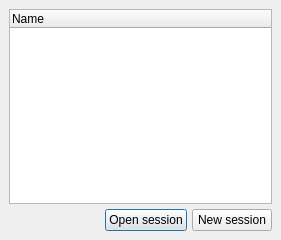
Mezomish/juffed, file src/gui/SessionDlg.ui: the form before one commit.
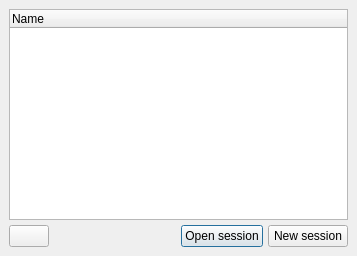
The form after the commit. Icons and pictures are not drawn.

Commit message: Added: removing a session in Session Dialog

Patch:
```diff
--- a/src/gui/SessionDlg.ui
+++ b/src/gui/SessionDlg.ui
@@ -1,12 +1,12 @@
 <ui version="4.0" >
  <class>SessionDlg</class>
- <widget class="QDialog" name="SessionDlg" >
-  <property name="geometry" >
+ <widget class="QDialog" name="SessionDlg">
+  <property name="geometry">
    <rect>
     <x>0</x>
     <y>0</y>
-    <width>281</width>
-    <height>240</height>
+    <width>357</width>
+    <height>256</height>
    </rect>
   </property>
   <property name="windowTitle" >
@@ -19,9 +19,9 @@
    <property name="spacing" >
     <number>5</number>
    </property>
-   <item row="0" column="0" colspan="3" >
-    <widget class="QTreeWidget" name="sessionTree" >
-     <property name="showDropIndicator" stdset="0" >
+   <item row="0" column="0" colspan="4">
+    <widget class="QTreeWidget" name="sessionTree">
+     <property name="showDropIndicator" stdset="0">
       <bool>false</bool>
      </property>
      <property name="alternatingRowColors" >
@@ -46,7 +46,7 @@
      </column>
     </widget>
    </item>
-   <item row="1" column="0" >
+   <item row="1" column="1">
     <spacer>
      <property name="orientation" >
       <enum>Qt::Horizontal</enum>
@@ -59,9 +59,9 @@
      </property>
     </spacer>
    </item>
-   <item row="1" column="1" >
-    <widget class="QPushButton" name="openSessionBtn" >
-     <property name="text" >
+   <item row="1" column="2">
+    <widget class="QPushButton" name="openSessionBtn">
+     <property name="text">
       <string>Open session</string>
      </property>
      <property name="default" >
@@ -69,9 +69,29 @@
      </property>
     </widget>
    </item>
-   <item row="1" column="2" >
-    <widget class="QPushButton" name="newSessionBtn" >
-     <property name="text" >
+   <item row="1" column="0">
+    <widget class="QPushButton" name="removeSessionBtn">
+     <property name="toolTip">
+      <string>Remove selected session</string>
+     </property>
+     <property name="text">
+      <string/>
+     </property>
+     <property name="icon">
+      <iconset resource="../juffed.qrc">
+       <normaloff>:/trash.png</normaloff>:/trash.png</iconset>
+     </property>
+     <property name="iconSize">
+      <size>
+       <width>16</width>
+       <height>16</height>
+      </size>
+     </property>
+    </widget>
+   </item>
+   <item row="1" column="3">
+    <widget class="QPushButton" name="newSessionBtn">
+     <property name="text">
       <string>New session</string>
      </property>
     </widget>
```
Left out of the diff: 33 changed lines with no effect on the pictures. The commit also changes 5 other files.
